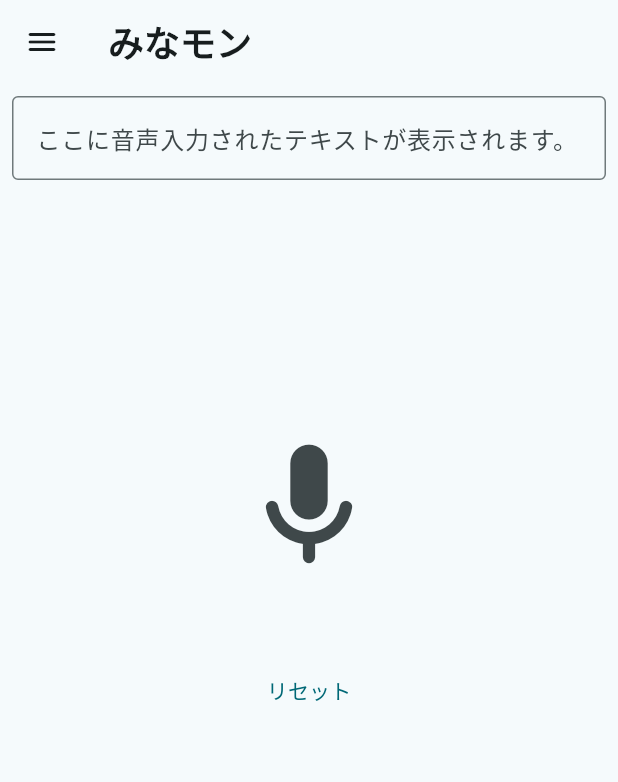
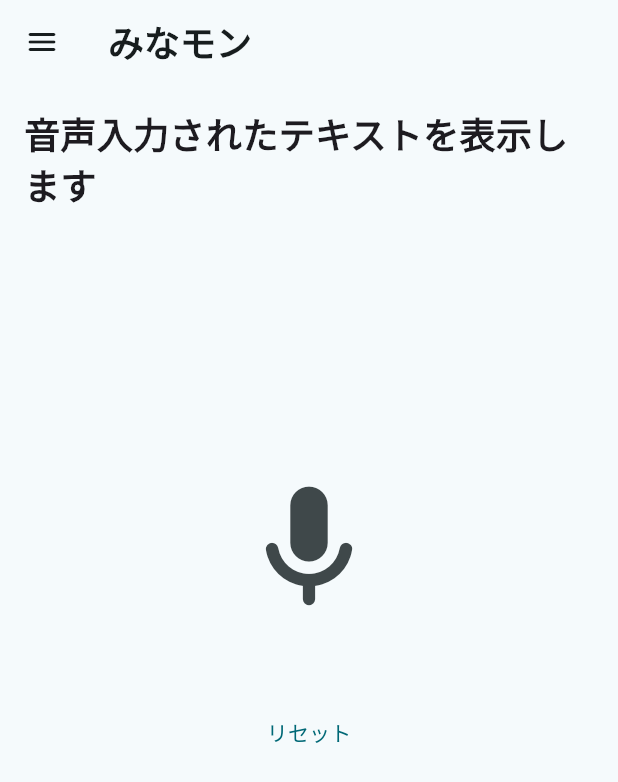
Before and after one commit to aidio-reserve/frontend, a Flutter app: the screen it shows after launch, on a phone screen of 412 x 824 dp. Shown: the top 782 px of the screen. Run offline on Flutter 3.47's test engine with Material 3 defaults, Android fonts, the phone set to English and light mode, and no system bars; our stand-ins replace firebase_auth, flutter_chat_bubble, flutter_dotenv, flutter_riverpod, google_fonts, logger and 1 more; missing offline and left inert: firebase_ui_auth; accounts and stored records are empty; network calls fail.

Commit message:
依存関係を追加

```diff
--- a/lib/ui/screens/ai_screen/voice_screen.dart
+++ b/lib/ui/screens/ai_screen/voice_screen.dart
@@ -12,10 +12,11 @@ class VoiceScreen extends ConsumerWidget {
           padding: const EdgeInsets.all(8.0),
           child: Column(
             children: [
-              const TextField(
-                decoration: InputDecoration(
-                  border: OutlineInputBorder(),
-                  labelText: 'ここに音声入力されたテキストが表示されます。',
+              Container(
+                padding: const EdgeInsets.all(8),
+                child: const Text(
+                  "音声入力されたテキストを表示します",
+                  style: TextStyle(fontSize: 24, fontWeight: FontWeight.w600),
                 ),
               ),
               const SizedBox(height: 160),
--- a/pubspec.yaml
+++ b/pubspec.yaml
@@ -23,6 +23,7 @@ dependencies:
   webview_flutter: ^4.7.0
   google_fonts: ^6.2.1
   flutter_chat_bubble: ^2.0.2
+  speech_to_text: ^6.6.0
 
 dev_dependencies:
   flutter_test:
```
Also changed, not shown: pubspec.lock.
